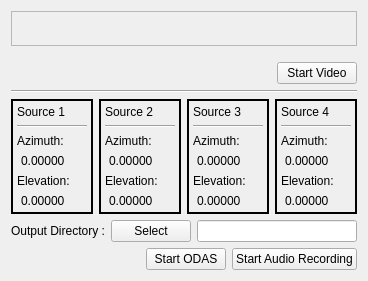
Old version of the form src/app/gui/conference.ui in the repository introlab/rendezvous.
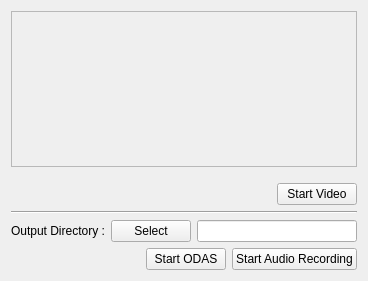
New version of the form.

The edit to the form file:
```diff
--- a/src/app/gui/conference.ui
+++ b/src/app/gui/conference.ui
@@ -103,317 +103,10 @@
       </widget>
      </item>
      <item>
-      <layout class="QHBoxLayout" name="horizontalLayout_2">
+      <layout class="QVBoxLayout" name="soundPositionsVerticalLayout">
        <property name="topMargin">
         <number>0</number>
        </property>
-       <item>
-        <widget class="QFrame" name="source1">
-         <property name="frameShape">
-          <enum>QFrame::WinPanel</enum>
-         </property>
-         <property name="frameShadow">
-          <enum>QFrame::Plain</enum>
-         </property>
-         <layout class="QVBoxLayout" name="verticalLayout_10">
-          <property name="leftMargin">
-           <number>4</number>
-          </property>
-          <property name="topMargin">
-           <number>4</number>
-          </property>
-          <property name="rightMargin">
-           <number>4</number>
-          </property>
-          <property name="bottomMargin">
-           <number>4</number>
-          </property>
-          <item>
-           <layout class="QVBoxLayout" name="verticalLayout_4">
-            <item>
-             <widget class="QLabel" name="label_6">
-              <property name="text">
-               <string>Source 1</string>
-              </property>
-             </widget>
-            </item>
-            <item>
-             <widget class="Line" name="line">
-              <property name="orientation">
-               <enum>Qt::Horizontal</enum>
-              </property>
-             </widget>
-            </item>
-            <item>
-             <widget class="QLabel" name="label_7">
-              <property name="text">
-               <string>Azimuth:</string>
-              </property>
-             </widget>
-            </item>
-            <item>
-             <widget class="QLabel" name="source1AzimuthValueLabel">
-              <property name="text">
-               <string>0.00000</string>
-              </property>
-              <property name="indent">
-               <number>4</number>
-              </property>
-             </widget>
-            </item>
-            <item>
-             <widget class="QLabel" name="label_9">
-              <property name="text">
-               <string>Elevation:</string>
-              </property>
-             </widget>
-            </item>
-            <item>
-             <widget class="QLabel" name="source1ElevationValueLabel">
-              <property name="text">
-               <string>0.00000</string>
-              </property>
-              <property name="indent">
-               <number>4</number>
-              </property>
-             </widget>
-            </item>
-           </layout>
-          </item>
-         </layout>
-        </widget>
-       </item>
-       <item>
-        <widget class="QFrame" name="source2">
-         <property name="autoFillBackground">
-          <bool>false</bool>
-         </property>
-         <property name="frameShape">
-          <enum>QFrame::WinPanel</enum>
-         </property>
-         <property name="frameShadow">
-          <enum>QFrame::Plain</enum>
-         </property>
-         <layout class="QVBoxLayout" name="verticalLayout_3">
-          <property name="leftMargin">
-           <number>4</number>
-          </property>
-          <property name="topMargin">
-           <number>4</number>
-          </property>
-          <property name="rightMargin">
-           <number>4</number>
-          </property>
-          <property name="bottomMargin">
-           <number>4</number>
-          </property>
-          <item>
-           <layout class="QVBoxLayout" name="verticalLayout_2">
-            <item>
-             <widget class="QLabel" name="label_2">
-              <property name="text">
-               <string>Source 2</string>
-              </property>
-             </widget>
-            </item>
-            <item>
-             <widget class="Line" name="line_2">
-              <property name="orientation">
-               <enum>Qt::Horizontal</enum>
-              </property>
-             </widget>
-            </item>
-            <item>
-             <widget class="QLabel" name="label_3">
-              <property name="text">
-               <string>Azimuth:</string>
-              </property>
-             </widget>
-            </item>
-            <item>
-             <widget class="QLabel" name="source2AzimuthValueLabel">
-              <property name="text">
-               <string>0.00000</string>
-              </property>
-              <property name="indent">
-               <number>4</number>
-              </property>
-             </widget>
-            </item>
-            <item>
-             <widget class="QLabel" name="label_5">
-              <property name="text">
-               <string>Elevation:</string>
-              </property>
-             </widget>
-            </item>
-            <item>
-             <widget class="QLabel" name="source2ElevationValueLabel">
-              <property name="text">
-               <string>0.00000</string>
-              </property>
-              <property name="indent">
-               <number>4</number>
-              </property>
-             </widget>
-            </item>
-           </layout>
-          </item>
-         </layout>
-        </widget>
-       </item>
-       <item>
-        <widget class="QFrame" name="source3">
-         <property name="frameShape">
-          <enum>QFrame::WinPanel</enum>
-         </property>
-         <property name="frameShadow">
-          <enum>QFrame::Plain</enum>
-         </property>
-         <layout class="QVBoxLayout" name="verticalLayout_6">
-          <property name="leftMargin">
-           <number>4</number>
-          </property>
-          <property name="topMargin">
-           <number>4</number>
-          </property>
-          <property name="rightMargin">
-           <number>4</number>
-          </property>
-          <property name="bottomMargin">
-           <number>4</number>
-          </property>
-          <item>
-           <layout class="QVBoxLayout" name="verticalLayout_5">
-            <item>
-             <widget class="QLabel" name="label_8">
-              <property name="text">
-               <string>Source 3</string>
-              </property>
-             </widget>
-            </item>
-            <item>
-             <widget class="Line" name="line_3">
-              <property name="orientation">
-               <enum>Qt::Horizontal</enum>
-              </property>
-             </widget>
-            </item>
-            <item>
-             <widget class="QLabel" name="label_10">
-              <property name="text">
-               <string>Azimuth:</string>
-              </property>
-             </widget>
-            </item>
-            <item>
-             <widget class="QLabel" name="source3AzimuthValueLabel">
-              <property name="text">
-               <string>0.00000</string>
-              </property>
-              <property name="indent">
-               <number>4</number>
-              </property>
-             </widget>
-            </item>
-            <item>
-             <widget class="QLabel" name="label_11">
-              <property name="text">
-               <string>Elevation:</string>
-              </property>
-             </widget>
-            </item>
-            <item>
-             <widget class="QLabel" name="source3ElevationValueLabel">
-              <property name="text">
-               <string>0.00000</string>
-              </property>
-              <property name="indent">
-               <number>4</number>
-              </property>
-             </widget>
-            </item>
-           </layout>
-          </item>
-         </layout>
-        </widget>
-       </item>
-       <item>
-        <widget class="QFrame" name="source4">
-         <property name="frameShape">
-          <enum>QFrame::WinPanel</enum>
-         </property>
-         <property name="frameShadow">
-          <enum>QFrame::Plain</enum>
-         </property>
-         <layout class="QVBoxLayout" name="verticalLayout_8">
-          <property name="leftMargin">
-           <number>4</number>
-          </property>
-          <property name="topMargin">
-           <number>4</number>
-          </property>
-          <property name="rightMargin">
-           <number>4</number>
-          </property>
-          <property name="bottomMargin">
-           <number>4</number>
-          </property>
-          <item>
-           <layout class="QVBoxLayout" name="verticalLayout_7">
-            <item>
-             <widget class="QLabel" name="label_12">
-              <property name="text">
-               <string>Source 4</string>
-              </property>
-             </widget>
-            </item>
-            <item>
-             <widget class="Line" name="line_4">
-              <property name="orientation">
-               <enum>Qt::Horizontal</enum>
-              </property>
-             </widget>
-            </item>
-            <item>
-             <widget class="QLabel" name="label_13">
-              <property name="text">
-               <string>Azimuth:</string>
-              </property>
-             </widget>
-            </item>
-            <item>
-             <widget class="QLabel" name="source4AzimuthValueLabel">
-              <property name="text">
-               <string>0.00000</string>
-              </property>
-              <property name="indent">
-               <number>4</number>
-              </property>
-             </widget>
-            </item>
-            <item>
-             <widget class="QLabel" name="label_14">
-              <property name="text">
-               <string>Elevation:</string>
-              </property>
-             </widget>
-            </item>
-            <item>
-             <widget class="QLabel" name="source4ElevationValueLabel">
-              <property name="text">
-               <string>0.00000</string>
-              </property>
-              <property name="indent">
-               <number>4</number>
-              </property>
-             </widget>
-            </item>
-           </layout>
-          </item>
-         </layout>
-        </widget>
-       </item>
       </layout>
      </item>
      <item>
```
